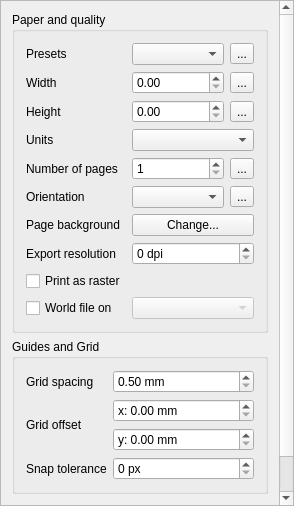
Old version of the form src/ui/qgscompositionwidgetbase.ui in the repository carsmie/QGIS.
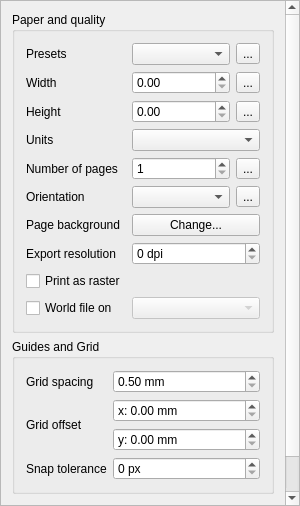
New version of the form. Custom widgets are drawn as their Qt base class.

Patch:
```diff
--- a/src/ui/qgscompositionwidgetbase.ui
+++ b/src/ui/qgscompositionwidgetbase.ui
@@ -6,7 +6,7 @@
    <rect>
     <x>0</x>
     <y>0</y>
-    <width>294</width>
+    <width>300</width>
     <height>506</height>
    </rect>
   </property>
@@ -56,9 +56,9 @@
       <property name="geometry">
        <rect>
         <x>0</x>
-        <y>0</y>
-        <width>292</width>
-        <height>504</height>
+        <y>-111</y>
+        <width>284</width>
+        <height>599</height>
        </rect>
       </property>
       <layout class="QVBoxLayout" name="verticalLayout_2">
```
Left out of the diff: 31 changed lines with no effect on the pictures.
